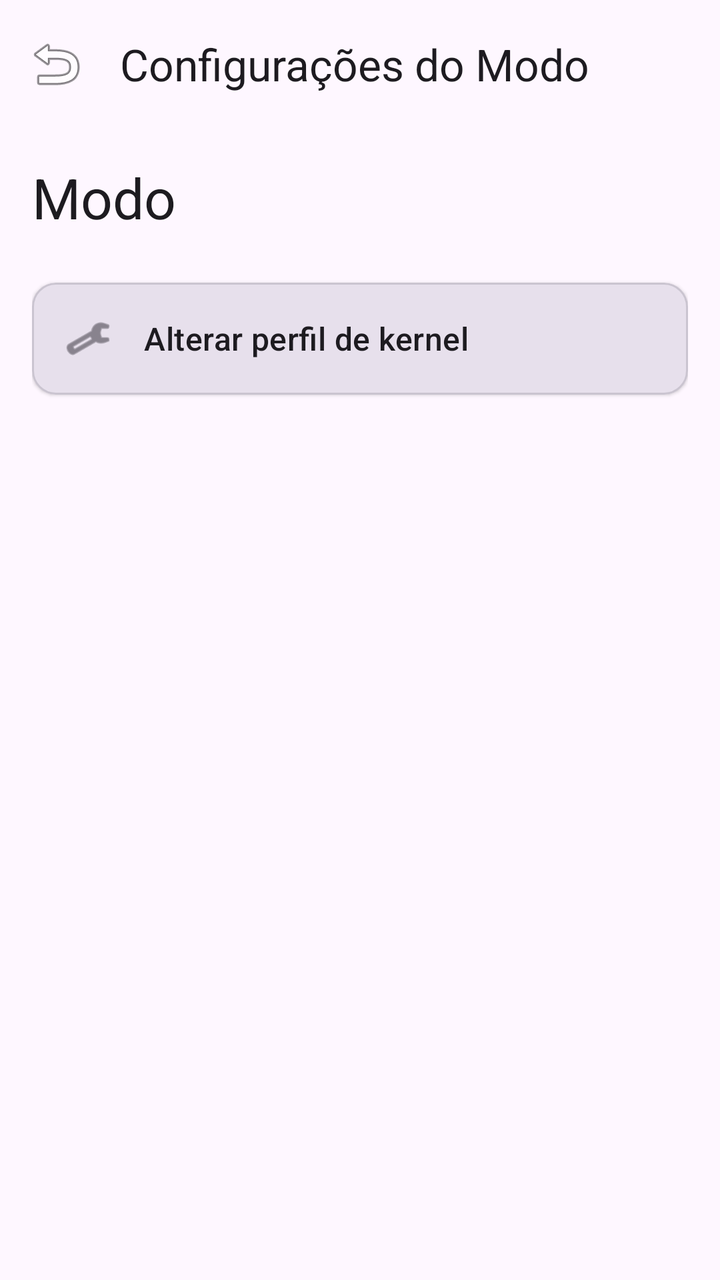
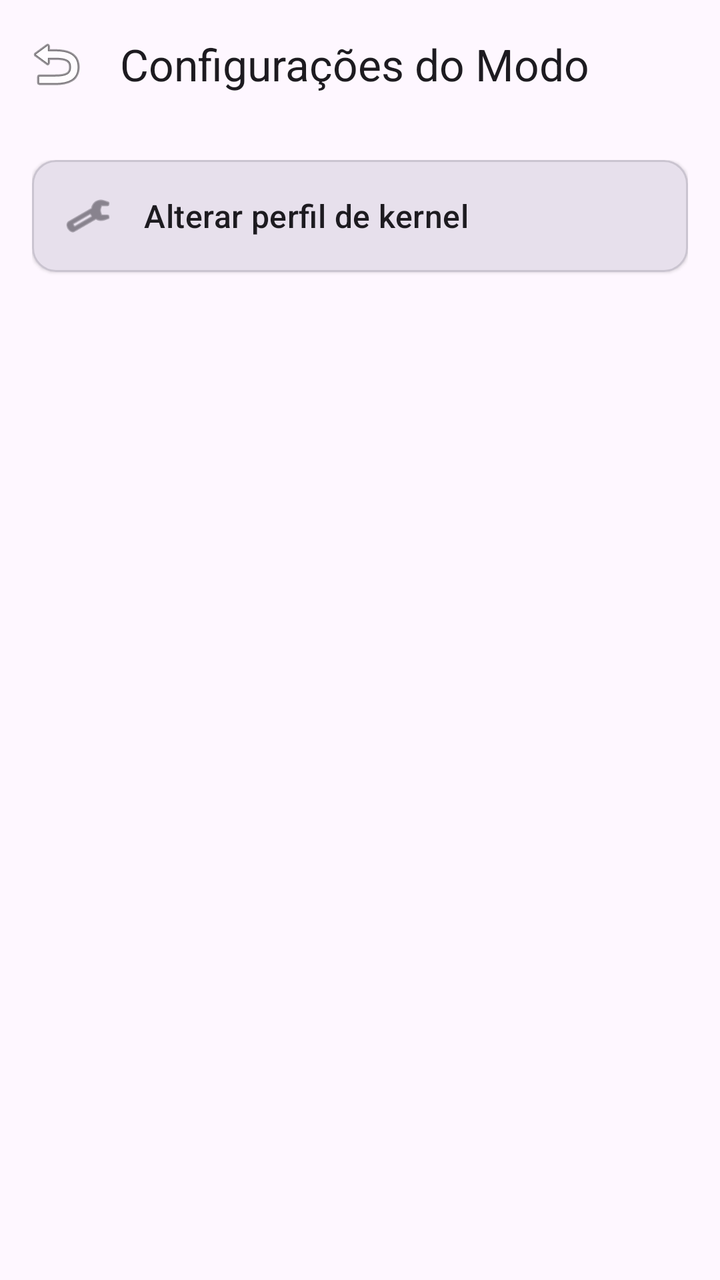

Compare the two renders of this Android layout. The source of the first and the diff that turns it into the second are given below.
<!-- AndroidManifest.xml: application theme Theme.GerenciamentoDeEnergia -->
<!-- res/layout/activity_mode_settings.xml -->
<?xml version="1.0" encoding="utf-8"?>
<LinearLayout xmlns:android="http://schemas.android.com/apk/res/android"
    xmlns:app="http://schemas.android.com/apk/res-auto"
    android:layout_width="match_parent"
    android:layout_height="match_parent"
    android:orientation="vertical"
    android:fitsSystemWindows="true"
    android:background="?android:attr/colorBackground">

    <com.google.android.material.appbar.AppBarLayout
        android:layout_width="match_parent"
        android:layout_height="wrap_content">

        <com.google.android.material.appbar.MaterialToolbar
            android:id="@+id/toolbar"
            android:layout_width="match_parent"
            android:layout_height="?attr/actionBarSize"
            app:title="Configurações do Modo"
            app:navigationIcon="@android:drawable/ic_menu_revert" />
    </com.google.android.material.appbar.AppBarLayout>

    <LinearLayout
        android:layout_width="match_parent"
        android:layout_height="wrap_content"
        android:orientation="vertical"
        android:padding="16dp">

        <TextView
            android:id="@+id/tv_mode_title"
            android:layout_width="wrap_content"
            android:layout_height="wrap_content"
            android:text="Modo"
            android:textAppearance="?attr/textAppearanceHeadlineMedium"
            android:layout_marginBottom="24dp"/>

        
        <com.google.android.material.card.MaterialCardView
            android:id="@+id/btn_change_kernel"
            android:layout_width="match_parent"
            android:layout_height="wrap_content"
            android:layout_marginBottom="12dp"
            app:cardElevation="1dp"
            android:clickable="true"
            android:focusable="true"
            app:cardBackgroundColor="?attr/colorSurfaceVariant">

            <LinearLayout
                android:layout_width="match_parent"
                android:layout_height="wrap_content"
                android:orientation="horizontal"
                android:padding="16dp"
                android:gravity="center_vertical">

                <ImageView
                    android:layout_width="24dp"
                    android:layout_height="24dp"
                    android:src="@android:drawable/ic_menu_preferences"
                    app:tint="?attr/colorOnSurfaceVariant"/>

                <TextView
                    android:layout_width="wrap_content"
                    android:layout_height="wrap_content"
                    android:layout_marginStart="16dp"
                    android:text="Alterar perfil de kernel"
                    android:textAppearance="?attr/textAppearanceTitleMedium"/>
            </LinearLayout>
        </com.google.android.material.card.MaterialCardView>

        
        <LinearLayout
            android:id="@+id/layout_ultra_settings"
            android:layout_width="match_parent"
            android:layout_height="wrap_content"
            android:orientation="vertical"
            android:visibility="gone">

            <TextView
                android:layout_width="wrap_content"
                android:layout_height="wrap_content"
                android:text="Configurações Ultra-Econômicas"
                android:textColor="?attr/colorPrimary"
                android:textStyle="bold"
                android:layout_marginTop="16dp"
                android:layout_marginBottom="8dp"/>

            <com.google.android.material.card.MaterialCardView
                android:id="@+id/btn_choose_apps"
                android:layout_width="match_parent"
                android:layout_height="wrap_content"
                android:layout_marginBottom="12dp"
                app:cardElevation="1dp"
                android:clickable="true"
                android:focusable="true">

                <TextView
                    android:layout_width="match_parent"
                    android:layout_height="wrap_content"
                    android:padding="16dp"
                    android:text="Escolher apps permitidos"
                    android:textAppearance="?attr/textAppearanceTitleMedium"/>
            </com.google.android.material.card.MaterialCardView>

            <com.google.android.material.card.MaterialCardView
                android:id="@+id/btn_choose_launcher"
                android:layout_width="match_parent"
                android:layout_height="wrap_content"
                app:cardElevation="1dp"
                android:clickable="true"
                android:focusable="true">

                <TextView
                    android:layout_width="match_parent"
                    android:layout_height="wrap_content"
                    android:padding="16dp"
                    android:text="Escolher Launcher Padrão (Saída)"
                    android:textAppearance="?attr/textAppearanceTitleMedium"/>
            </com.google.android.material.card.MaterialCardView>
        </LinearLayout>

    </LinearLayout>
</LinearLayout>
<!-- resources referenced by this layout -->
<resources>
  <style name="Theme.GerenciamentoDeEnergia" parent="Theme.Material3.DayNight.NoActionBar">
          <item name="colorPrimary">@color/purple_500</item>
          <item name="colorPrimaryVariant">@color/purple_700</item>
          <item name="colorOnPrimary">@color/white</item>
          <item name="colorSecondary">@color/teal_200</item>
          <item name="colorSecondaryVariant">@color/teal_700</item>
          <item name="colorOnSecondary">@color/black</item>
          <item name="android:statusBarColor">?attr/colorPrimaryVariant</item>
      </style>
  <color name="purple_500">#FF6200EE</color>
  <color name="purple_700">#FF3700B3</color>
  <color name="white">#FFFFFFFF</color>
  <color name="teal_200">#FF03DAC5</color>
  <color name="teal_700">#FF018786</color>
  <color name="black">#FF000000</color>
</resources>

<!-- the commit's change to res/layout/activity_mode_settings.xml (unified diff, before → after) -->
@@ -24,14 +24,6 @@
         android:layout_height="wrap_content"
         android:orientation="vertical"
         android:padding="16dp">
-
-        <TextView
-            android:id="@+id/tv_mode_title"
-            android:layout_width="wrap_content"
-            android:layout_height="wrap_content"
-            android:text="Modo"
-            android:textAppearance="?attr/textAppearanceHeadlineMedium"
-            android:layout_marginBottom="24dp"/>
 
         
         <com.google.android.material.card.MaterialCardView
@@ -74,15 +66,6 @@
             android:orientation="vertical"
             android:visibility="gone">
 
-            <TextView
-                android:layout_width="wrap_content"
-                android:layout_height="wrap_content"
-                android:text="Configurações Ultra-Econômicas"
-                android:textColor="?attr/colorPrimary"
-                android:textStyle="bold"
-                android:layout_marginTop="16dp"
-                android:layout_marginBottom="8dp"/>
-
             <com.google.android.material.card.MaterialCardView
                 android:id="@+id/btn_choose_apps"
                 android:layout_width="match_parent"
@@ -90,31 +73,31 @@
                 android:layout_marginBottom="12dp"
                 app:cardElevation="1dp"
                 android:clickable="true"
-                android:focusable="true">
+                android:focusable="true"
+                app:cardBackgroundColor="?attr/colorSurfaceVariant">
 
-                <TextView
+                <LinearLayout
                     android:layout_width="match_parent"
                     android:layout_height="wrap_content"
+                    android:orientation="horizontal"
                     android:padding="16dp"
-                    android:text="Escolher apps permitidos"
-                    android:textAppearance="?attr/textAppearanceTitleMedium"/>
+                    android:gravity="center_vertical">
+
+                    <ImageView
+                        android:layout_width="24dp"
+                        android:layout_height="24dp"
+                        android:src="@android:drawable/ic_menu_sort_alphabetically"
+                        app:tint="?attr/colorOnSurfaceVariant"/>
+
+                    <TextView
+                        android:layout_width="wrap_content"
+                        android:layout_height="wrap_content"
+                        android:layout_marginStart="16dp"
+                        android:text="Escolher apps permitidos"
+                        android:textAppearance="?attr/textAppearanceTitleMedium"/>
+                </LinearLayout>
             </com.google.android.material.card.MaterialCardView>
 
-            <com.google.android.material.card.MaterialCardView
-                android:id="@+id/btn_choose_launcher"
-                android:layout_width="match_parent"
-                android:layout_height="wrap_content"
-                app:cardElevation="1dp"
-                android:clickable="true"
-                android:focusable="true">
-
-                <TextView
-                    android:layout_width="match_parent"
-                    android:layout_height="wrap_content"
-                    android:padding="16dp"
-                    android:text="Escolher Launcher Padrão (Saída)"
-                    android:textAppearance="?attr/textAppearanceTitleMedium"/>
-            </com.google.android.material.card.MaterialCardView>
         </LinearLayout>
 
     </LinearLayout>
